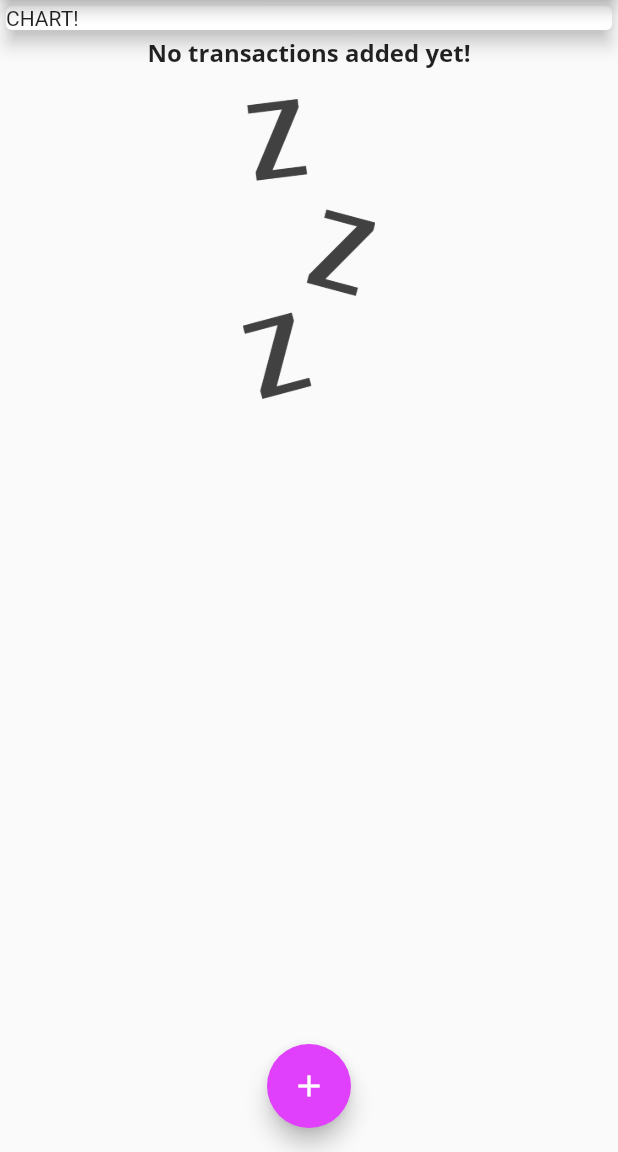
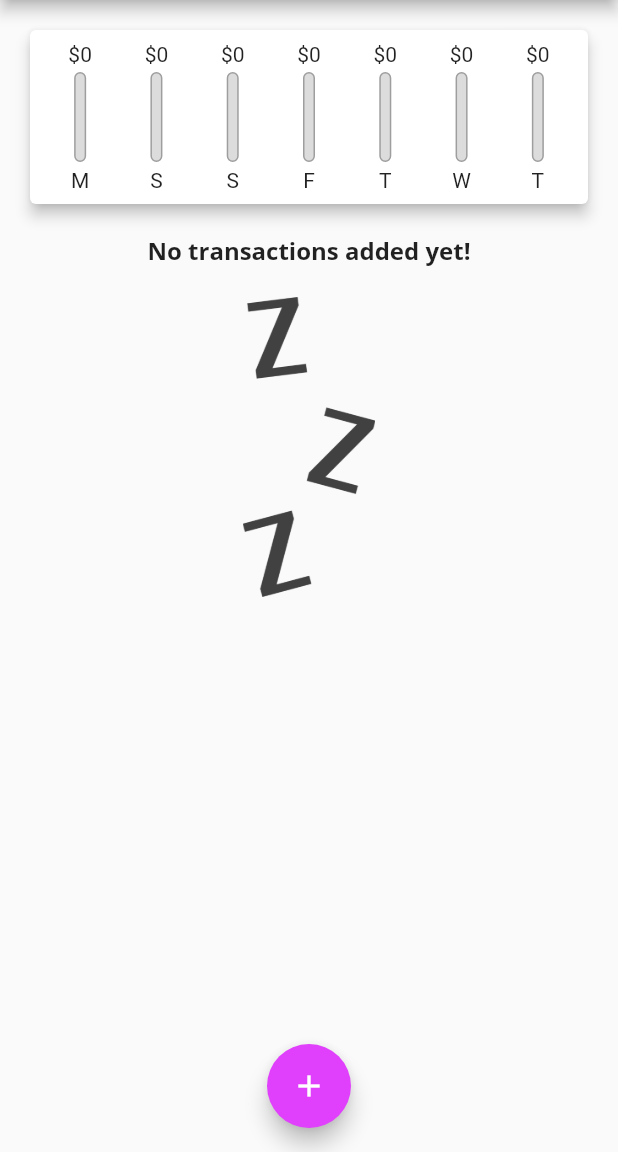
Before and after one commit to yusoofsh/demind, a Flutter app: the screen it shows after launch, on a phone screen of 412 x 824 dp, the part 84-1236 px from its top. Run offline on Flutter 3.47's test engine with Material 2 defaults, Android fonts, the phone set to English and light mode, and no system bars.

Commit message:
feat(real): chart and chartbars

```diff
--- a/real/lib/main.dart
+++ b/real/lib/main.dart
@@ -3,6 +3,7 @@ import 'package:flutter/material.dart';
 import './transaction/transaction_list_widget.dart';
 import './transaction/transaction_model.dart';
 import 'transaction/new_transaction_widget.dart';
+import 'transaction/transaction_chart_widget.dart';
 
 void main() => runApp(MyApp());
 
@@ -45,6 +46,16 @@ class MyHomePage extends StatefulWidget {
 class _MyHomePageState extends State<MyHomePage> {
   final List<TransactionModel> _transactions = [];
 
+  List<TransactionModel> get _recentTransactions {
+    return _transactions.where((transaction) {
+      return transaction.date.isAfter(
+        DateTime.now().subtract(
+          Duration(days: 7),
+        ),
+      );
+    }).toList();
+  }
+
   void _addNewTransaction(
     String title,
     double amount,
@@ -83,13 +94,7 @@ class _MyHomePageState extends State<MyHomePage> {
         child: Column(
           crossAxisAlignment: CrossAxisAlignment.stretch,
           children: [
-            Container(
-              width: double.infinity,
-              child: Card(
-                child: Text('CHART!'),
-                elevation: 5,
-              ),
-            ),
+            TransactionChartWidget(_recentTransactions),
             TransactionListWidget(transactions: _transactions),
           ],
         ),
--- a/real/lib/transaction/new_transaction_widget.dart
+++ b/real/lib/transaction/new_transaction_widget.dart
@@ -36,7 +36,7 @@ class _NewTransactionWidgetState extends State<NewTransactionWidget> {
     return Card(
       elevation: 5,
       child: Container(
-        padding: EdgeInsets.all(10),
+        padding: EdgeInsets.all(8),
         child: Column(
           crossAxisAlignment: CrossAxisAlignment.end,
           children: [
--- /dev/null
+++ b/real/lib/transaction/transaction_chart_bar_widget.dart
@@ -0,0 +1,55 @@
+import 'package:flutter/material.dart';
+
+class TransactionChartBarWidget extends StatelessWidget {
+  final String label;
+  final double spendingAmount;
+  final double spendingPercentage;
+
+  TransactionChartBarWidget(
+    this.label,
+    this.spendingAmount,
+    this.spendingPercentage,
+  );
+
+  @override
+  Widget build(BuildContext context) {
+    return Column(
+      children: [
+        FittedBox(
+          child: Text('\$${spendingAmount.toStringAsFixed(0)}'),
+        ),
+        SizedBox(
+          height: 4,
+        ),
+        Container(
+          height: 60,
+          width: 8,
+          child: Stack(
+            children: [
+              Container(
+                decoration: BoxDecoration(
+                  border: Border.all(color: Colors.grey, width: 1.0),
+                  color: Color.fromRGBO(220, 220, 220, 1),
+                  borderRadius: BorderRadius.circular(8),
+                ),
+              ),
+              FractionallySizedBox(
+                heightFactor: spendingPercentage,
+                child: Container(
+                  decoration: BoxDecoration(
+                    color: Theme.of(context).primaryColor,
+                    borderRadius: BorderRadius.circular(8),
+                  ),
+                ),
+              ),
+            ],
+          ),
+        ),
+        SizedBox(
+          height: 4,
+        ),
+        Text(label),
+      ],
+    );
+  }
+}
--- /dev/null
+++ b/real/lib/transaction/transaction_chart_widget.dart
@@ -0,0 +1,67 @@
+import 'package:flutter/material.dart';
+import 'package:intl/intl.dart';
+
+import 'transaction_chart_bar_widget.dart';
+import 'transaction_model.dart';
+
+class TransactionChartWidget extends StatelessWidget {
+  final List<TransactionModel> recentTransactions;
+
+  TransactionChartWidget(
+    this.recentTransactions,
+  );
+
+  List<Map<String, Object>> get _groupedTransactionValues {
+    return List.generate(7, (index) {
+      final weekDay = DateTime.now().subtract(
+        Duration(days: index),
+      );
+      var totalSum = 0.0;
+
+      for (var i = 0; i < recentTransactions.length; i++) {
+        if (recentTransactions[i].date.day == weekDay.day &&
+            recentTransactions[i].date.month == weekDay.month &&
+            recentTransactions[i].date.year == weekDay.year) {
+          totalSum += recentTransactions[i].amount;
+        }
+      }
+
+      return {
+        'day': DateFormat.E().format(weekDay).substring(0, 1),
+        'amount': totalSum,
+      };
+    });
+  }
+
+  double get _totalSpending {
+    return _groupedTransactionValues.fold(0.0, (sum, item) {
+      return sum + (item['amount'] as double);
+    });
+  }
+
+  @override
+  Widget build(BuildContext context) {
+    return Card(
+      elevation: 4,
+      margin: EdgeInsets.all(20),
+      child: Padding(
+        padding: EdgeInsets.all(8),
+        child: Row(
+          mainAxisAlignment: MainAxisAlignment.spaceAround,
+          children: _groupedTransactionValues.map((data) {
+            return Flexible(
+              fit: FlexFit.tight,
+              child: TransactionChartBarWidget(
+                data['day'] as String,
+                data['amount'] as double,
+                _totalSpending == 0.0
+                    ? 0.0
+                    : (data['amount']! as double) / _totalSpending,
+              ),
+            );
+          }).toList(),
+        ),
+      ),
+    );
+  }
+}
```
Also changed, not shown: 1 other file.
